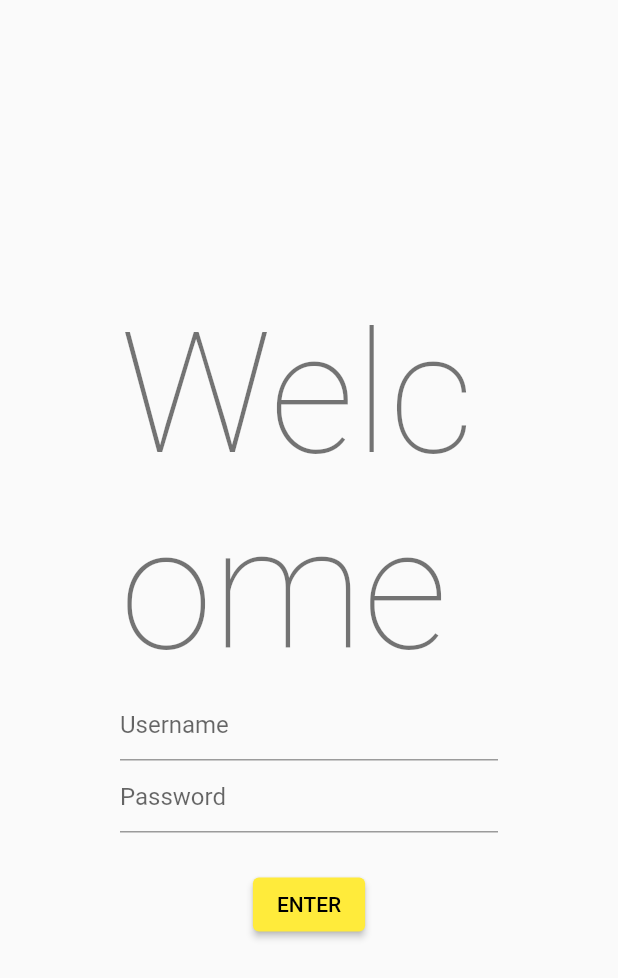
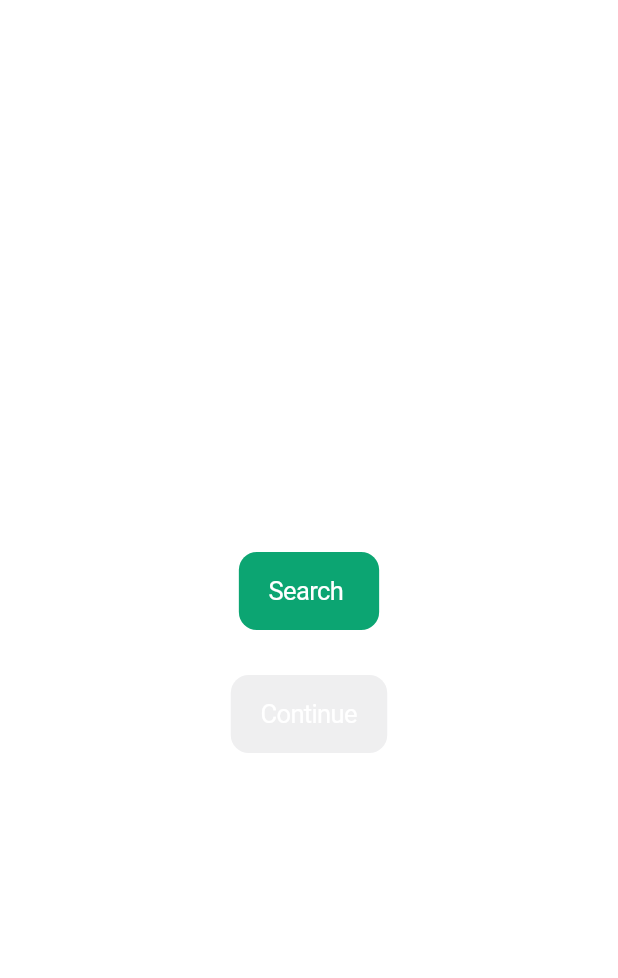
Before and after one commit to awadbs/yap, a Flutter app: the screen it shows after launch, on a phone screen of 412 x 824 dp. Shown: the top 978 px of the screen. Run offline on Flutter 3.47's test engine with Material 2 defaults, Android fonts, the light colour scheme and no system bars; our stand-ins replace flutter_blue.

Commit message:
the screen is not updating with provider....

```diff
--- a/yap/lib/main.dart
+++ b/yap/lib/main.dart
@@ -1,10 +1,12 @@
 import 'package:flutter/material.dart';
+import 'package:flutter/cupertino.dart';
 import 'package:provider/provider.dart';
 import 'package:flutter_blue/flutter_blue.dart';
 import 'dart:math';
 
 // our pages
 import 'package:yap/screens/InitialPage.dart';
+import 'package:yap/models/InitialDevices.dart';
 
 void main() {
   runApp(const MyApp());
@@ -16,17 +18,21 @@
   // This widget is the root of your application.
   @override
   Widget build(BuildContext context) {
-    return MaterialApp(
+    return MultiProvider(
+        providers: [
+          ChangeNotifierProvider(create: (context) => InitialDevices()),
+        ],
+        child: CupertinoApp(
           title: 'Yap',
-      theme: ThemeData(
-        primarySwatch: Colors.grey,
+          theme: CupertinoThemeData(
+            primaryColor: Color.fromARGB(255, 12, 165, 114),
           ),
           initialRoute: '/',
           routes: {
-        '/': (context) => const MyLogin(),
+            '/': (context) => MyLogin(),
             '/blePage': (context) => const MyHomePage(title: 'Start Page'),
           },
-    );
+        ));
   }
 }
 
--- /dev/null
+++ b/yap/lib/models/InitialDevices.dart
@@ -0,0 +1,35 @@
+import 'package:flutter/foundation.dart';
+import 'package:flutter_blue/flutter_blue.dart';
+
+class InitialDevices extends ChangeNotifier {
+  late BluetoothDevice _devices;
+
+  final FlutterBlue flutterBlue = FlutterBlue.instance;
+  final List<BluetoothDevice> devicesList = <BluetoothDevice>[];
+  final List<BluetoothDevice> connectedDevicesList = <BluetoothDevice>[];
+
+  /// The current total price of all items.
+
+  addConnectedDeviceTolist(final BluetoothDevice device) {
+    // we don't want to add same devices to the list.
+    if (!connectedDevicesList.contains(device)) {
+      connectedDevicesList.add(device);
+      notifyListeners();
+    }
+  }
+
+  addDeviceTolist(final BluetoothDevice device) {
+    if (!devicesList.contains(device)) {
+      devicesList.add(device);
+      notifyListeners();
+    }
+  }
+
+  areTwoDevicesConnected() {
+    if (connectedDevicesList.length >= 2) {
+      return true;
+    } else {
+      return false;
+    }
+  }
+}
--- a/yap/lib/screens/InitialPage.dart
+++ b/yap/lib/screens/InitialPage.dart
@@ -2,50 +2,125 @@
 // Use of this source code is governed by a BSD-style license that can be
 // found in the LICENSE file.
 import 'package:flutter/material.dart';
+import 'package:flutter/cupertino.dart';
+import 'package:provider/provider.dart';
+import 'package:flutter_blue/flutter_blue.dart';
+import 'package:yap/models/InitialDevices.dart';
 
 class MyLogin extends StatelessWidget {
   const MyLogin({Key? key}) : super(key: key);
 
   @override
   Widget build(BuildContext context) {
-    return Scaffold(
-      body: Center(
-        child: Container(
-          padding: const EdgeInsets.all(80.0),
-          child: Column(
-            mainAxisAlignment: MainAxisAlignment.center,
-            children: [
-              Text(
-                'Welcome',
-                style: Theme.of(context).textTheme.headline1,
+    const twoDevicesConnected = false;
+    var initDevices = context.read<InitialDevices>();
+    bool areTwoConnected = initDevices.areTwoDevicesConnected();
+    List<BluetoothService> _services;
+    // once pressed, will navigate to the bluetooth next page.
+    _goToNextPage() {
+      Navigator.pushReplacementNamed(context, '/blePage');
+    }
+
+    // this creates a scan for devices
+    scanForDevices() {
+      FlutterBlue flutterBlue = FlutterBlue.instance;
+
+      flutterBlue.startScan(timeout: Duration(seconds: 2));
+      flutterBlue.scanResults.listen((List<ScanResult> results) {
+        for (ScanResult result in results) {
+          initDevices.addDeviceTolist(result.device);
+        }
+      });
+      print("end of scan list ");
+      print(initDevices.devicesList.length);
+
+      flutterBlue.stopScan();
+    }
+
+    Consumer buildListView() {
+      return Consumer<InitialDevices>(
+        builder: (context, devices, child) {
+          List<Container> containers = <Container>[];
+          for (BluetoothDevice device in initDevices.devicesList) {
+            Container(
+              height: 50,
+              child: Row(
+                children: <Widget>[
+                  Expanded(
+                    child: Column(
+                      children: <Widget>[
+                        Text(device.name == ''
+                            ? '(No Device Name)'
+                            : device.name),
+                        Text(device.id.toString()),
+                      ],
+                    ),
+                  ),
+                  CupertinoButton(
+                    color: Colors.blue,
+                    child: Text(
+                      'Connect',
+                      style: TextStyle(color: Colors.white),
+                    ),
+                    onPressed: () async {
+                      try {
+                        await device.connect();
+                      } catch (e) {
+                        // if (e.code != 'already_connected') {
+                        //   throw e;
+                        // }
+                        print(e);
+                      } finally {
+                        _services = await device.discoverServices();
+                      }
+
+                      initDevices.addConnectedDeviceTolist(device);
+                    },
+                  ),
+                ],
               ),
-              TextFormField(
-                decoration: const InputDecoration(
-                  hintText: 'Username',
+            );
+          }
+
+          return ListView(
+            padding: const EdgeInsets.all(8),
+            shrinkWrap: true, // <- added
+            primary: false, // <- added
+            children: <Widget>[
+              ...containers,
+            ],
+          );
+        },
+      );
+    }
+
+    // container for display. main.
+    return Consumer<InitialDevices>(builder: (context, devices, child) {
+      return CupertinoPageScaffold(
+        child: Center(
+          child: Container(
+            padding: const EdgeInsets.all(10.0),
+            child: Column(
+              mainAxisAlignment: MainAxisAlignment.center,
+              children: <Widget>[
+                SingleChildScrollView(
+                  child: buildListView(),
                 ),
-              ),
-              TextFormField(
-                decoration: const InputDecoration(
-                  hintText: 'Password',
+                const SizedBox(height: 30),
+                CupertinoButton.filled(
+                  onPressed: () => scanForDevices(),
+                  child: const Text('Search '),
                 ),
-                obscureText: true,
-              ),
-              const SizedBox(
-                height: 24,
-              ),
-              ElevatedButton(
-                child: const Text('ENTER'),
-                onPressed: () {
-                  Navigator.pushReplacementNamed(context, '/blePage');
-                },
-                style: ElevatedButton.styleFrom(
-                  primary: Colors.yellow,
+                const SizedBox(height: 30),
+                CupertinoButton.filled(
+                  onPressed: (!areTwoConnected ? null : () => _goToNextPage()),
+                  child: Text('Continue'),
                 ),
-              )
-            ],
+              ],
+            ),
           ),
         ),
-      ),
-    );
+      );
+    });
   }
 }
```
Lines whose indentation alone changed are shown as unchanged.
